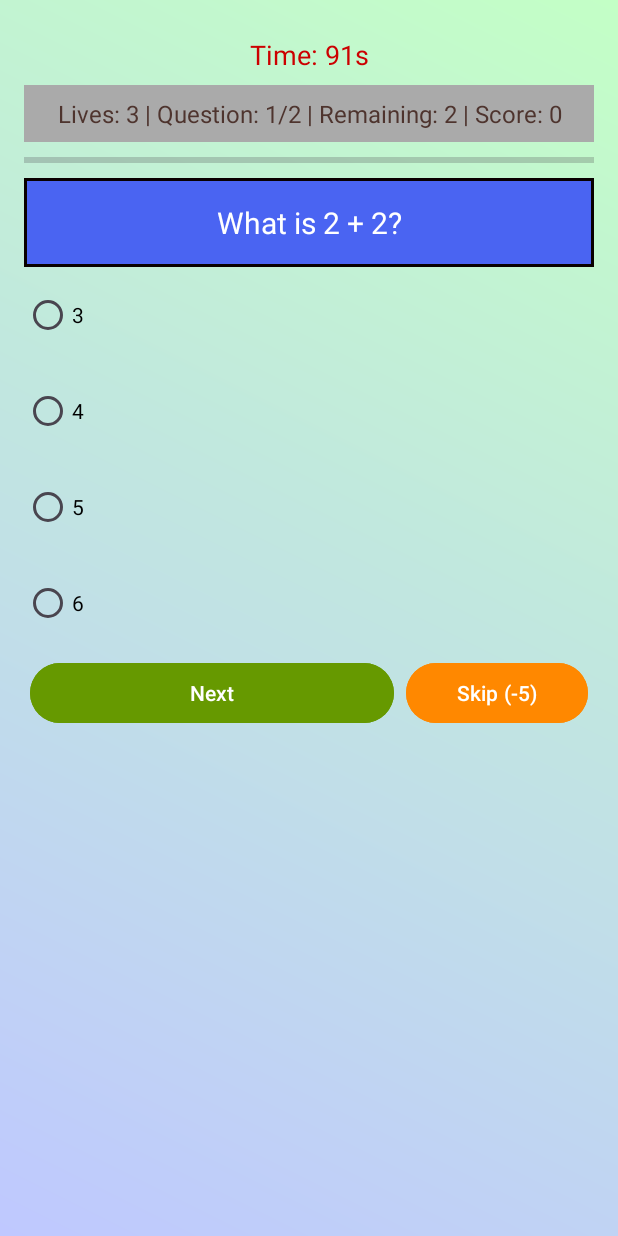
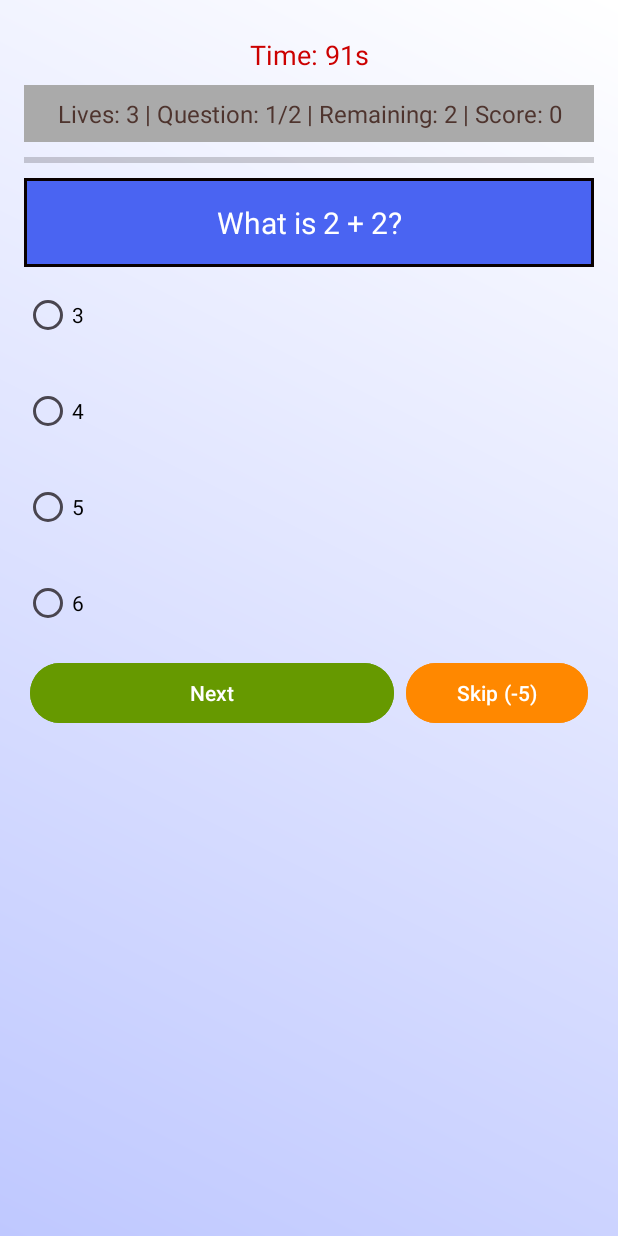
Before and after one commit to k-aghakhani/IQ-Quest, an Android app: the screen it shows after launch (MainActivity), on a phone screen of 412 x 824 dp. Run offline under Robolectric (Android 15) with nearby library versions, the phone set to English and light mode, and no system bars; our stand-ins replace Volley; network calls fail.

Commit message:
Change background color

```diff
--- a/app/src/main/res/drawable/gradient_background.xml
+++ b/app/src/main/res/drawable/gradient_background.xml
@@ -2,6 +2,6 @@
 <shape xmlns:android="http://schemas.android.com/apk/res/android">
     <gradient
         android:startColor="#BFC8FF"
-    android:endColor="#C3FFC6"
+    android:endColor="#FFFFFF"
     android:angle="45"/>
 </shape>
```
